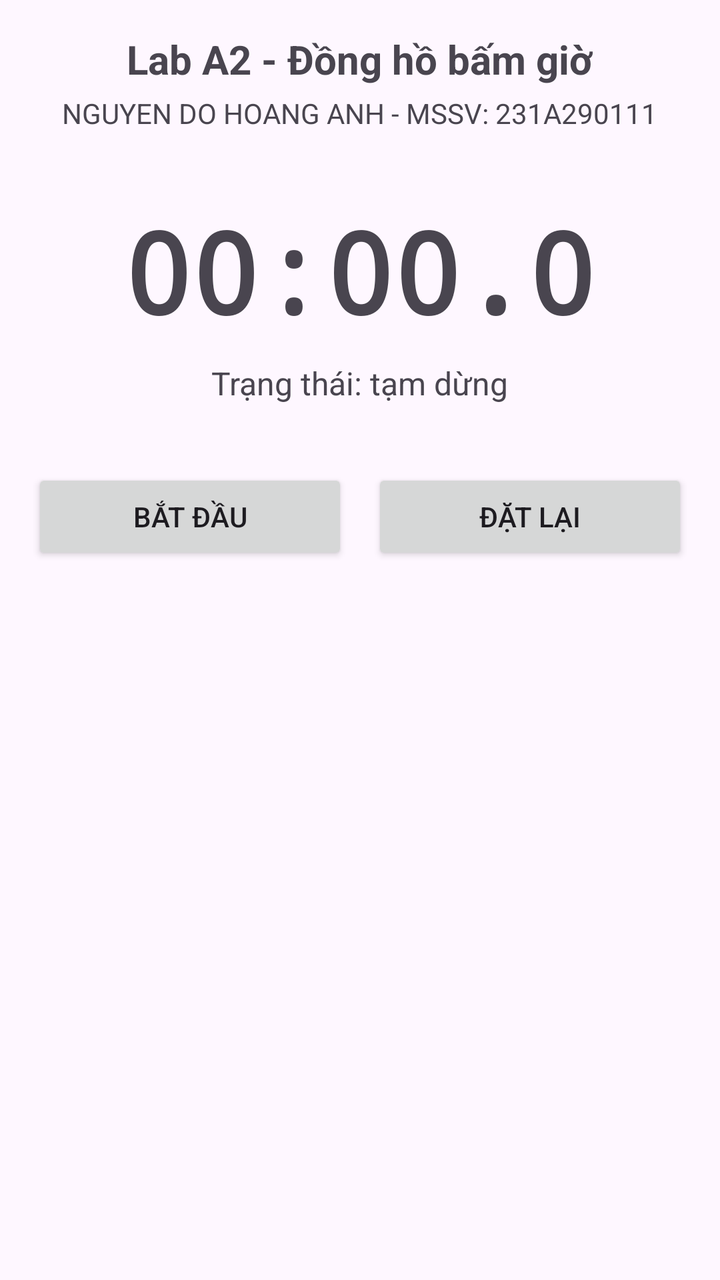
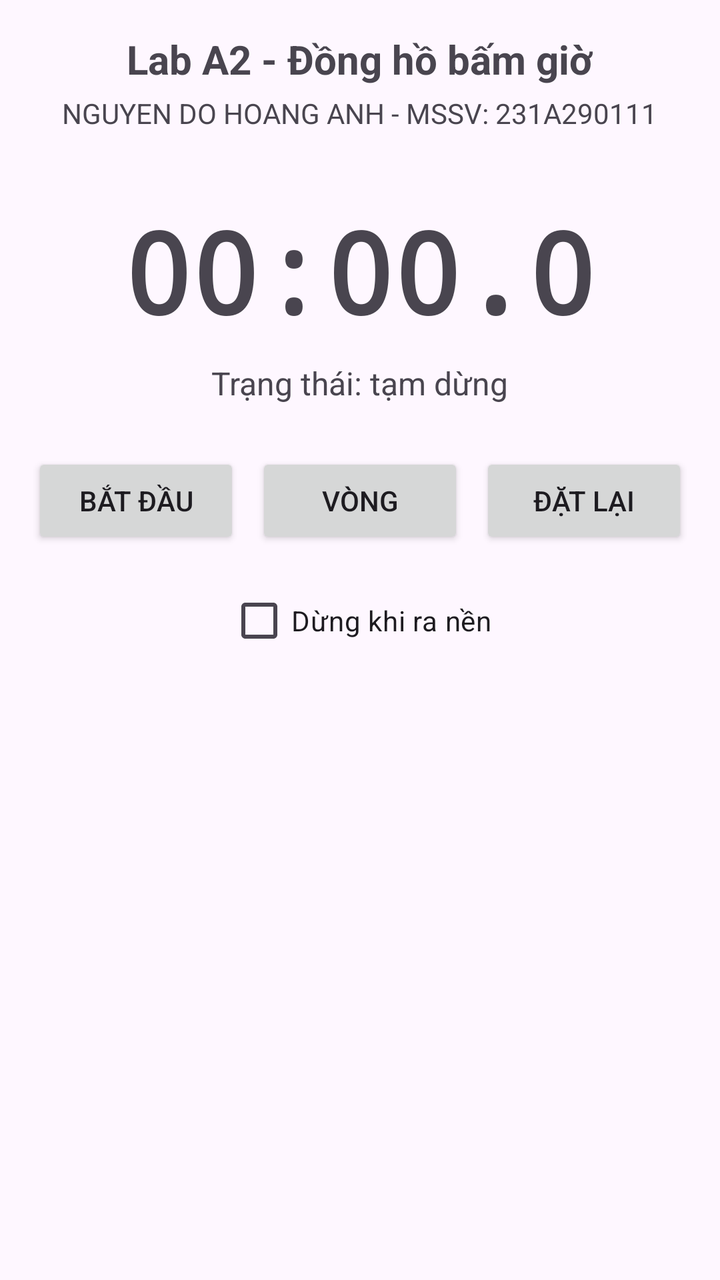

An Android layout rendered at two revisions. The XML below is the earlier revision; the diff shows what the commit changed to produce the second picture.
<!-- AndroidManifest.xml: application theme Theme.A2_231A290111 -->
<!-- res/layout/activity_main.xml -->
<?xml version="1.0" encoding="utf-8"?>
<LinearLayout xmlns:android="http://schemas.android.com/apk/res/android"
    android:id="@+id/main"
    android:layout_width="match_parent"
    android:layout_height="match_parent"
    android:gravity="center_horizontal"
    android:orientation="vertical"
    android:padding="16dp">

    <TextView
        android:layout_width="wrap_content"
        android:layout_height="wrap_content"
        android:text="@string/title"
        android:textSize="20sp"
        android:textStyle="bold" />

    <TextView
        android:layout_width="wrap_content"
        android:layout_height="wrap_content"
        android:layout_marginTop="4dp"
        android:text="@string/student" />

    <TextView
        android:id="@+id/tvTime"
        android:layout_width="wrap_content"
        android:layout_height="wrap_content"
        android:layout_marginTop="32dp"
        android:fontFamily="monospace"
        android:text="@string/zero_time"
        android:textSize="56sp"
        android:textStyle="bold" />

    <TextView
        android:id="@+id/tvStatus"
        android:layout_width="wrap_content"
        android:layout_height="wrap_content"
        android:layout_marginTop="8dp"
        android:text="@string/status_paused"
        android:textSize="16sp" />

    <LinearLayout
        android:layout_width="match_parent"
        android:layout_height="wrap_content"
        android:layout_marginTop="32dp"
        android:orientation="horizontal">

        <Button
            android:id="@+id/btnStartPause"
            android:layout_width="0dp"
            android:layout_height="wrap_content"
            android:layout_weight="1"
            android:text="@string/start" />

        <Button
            android:id="@+id/btnReset"
            android:layout_width="0dp"
            android:layout_height="wrap_content"
            android:layout_marginStart="12dp"
            android:layout_weight="1"
            android:text="@string/reset" />
    </LinearLayout>

    <TextView
        android:id="@+id/tvRecreate"
        android:layout_width="wrap_content"
        android:layout_height="wrap_content"
        android:layout_marginTop="24dp"
        android:textSize="14sp" />
</LinearLayout>
<!-- resources referenced by this layout -->
<resources>
  <string name="reset">Đặt lại</string>
  <string name="start">Bắt đầu</string>
  <string name="status_paused">Trạng thái: tạm dừng</string>
  <string name="student">NGUYEN DO HOANG ANH - MSSV: 231A290111</string>
  <string name="title">Lab A2 - Đồng hồ bấm giờ</string>
  <string name="zero_time">00:00.0</string>
  <style name="Theme.A2_231A290111" parent="Base.Theme.A2_231A290111" />
  <style name="Base.Theme.A2_231A290111" parent="Theme.Material3.DayNight.NoActionBar">
          
          
      </style>
</resources>

<!-- the commit's change to res/layout/activity_main.xml (unified diff, before → after) -->
@@ -41,7 +41,7 @@
     <LinearLayout
         android:layout_width="match_parent"
         android:layout_height="wrap_content"
-        android:layout_marginTop="32dp"
+        android:layout_marginTop="24dp"
         android:orientation="horizontal">
 
         <Button
@@ -52,18 +52,52 @@
             android:text="@string/start" />
 
         <Button
+            android:id="@+id/btnLap"
+            android:layout_width="0dp"
+            android:layout_height="wrap_content"
+            android:layout_marginStart="8dp"
+            android:layout_weight="1"
+            android:text="@string/lap" />
+
+        <Button
             android:id="@+id/btnReset"
             android:layout_width="0dp"
             android:layout_height="wrap_content"
-            android:layout_marginStart="12dp"
+            android:layout_marginStart="8dp"
             android:layout_weight="1"
             android:text="@string/reset" />
     </LinearLayout>
+
+    
+    <CheckBox
+        android:id="@+id/cbPauseOnBg"
+        android:layout_width="wrap_content"
+        android:layout_height="wrap_content"
+        android:layout_marginTop="12dp"
+        android:text="@string/pause_on_bg" />
 
     <TextView
         android:id="@+id/tvRecreate"
         android:layout_width="wrap_content"
         android:layout_height="wrap_content"
-        android:layout_marginTop="24dp"
+        android:layout_marginTop="8dp"
         android:textSize="14sp" />
+
+    
+    <ScrollView
+        android:layout_width="match_parent"
+        android:layout_height="0dp"
+        android:layout_marginTop="16dp"
+        android:layout_weight="1">
+
+        <TextView
+            android:id="@+id/tvLaps"
+            android:layout_width="match_parent"
+            android:layout_height="wrap_content"
+            android:fontFamily="monospace"
+            android:gravity="center_horizontal"
+            android:lineSpacingExtra="4dp"
+            android:textSize="16sp" />
+    </ScrollView>
+
 </LinearLayout>
<!-- resource entries referenced after the edit -->
@@ -1,5 +1,7 @@
 <!-- resources referenced by this layout -->
 <resources>
+  <string name="lap">Vòng</string>
+  <string name="pause_on_bg">Dừng khi ra nền</string>
   <string name="reset">Đặt lại</string>
   <string name="start">Bắt đầu</string>
   <string name="status_paused">Trạng thái: tạm dừng</string>
